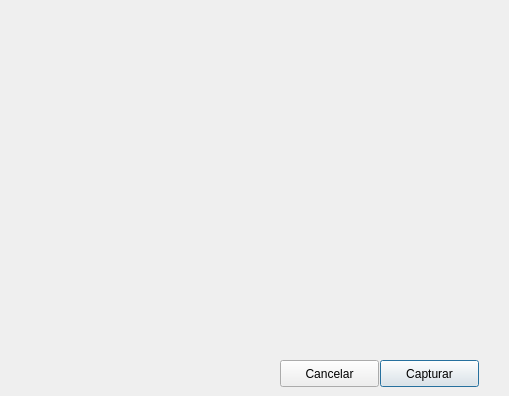
Above: Cliente/ventanacamera.ui from AleDelgado94/ChatOsO before the change. Below: the same form after it.
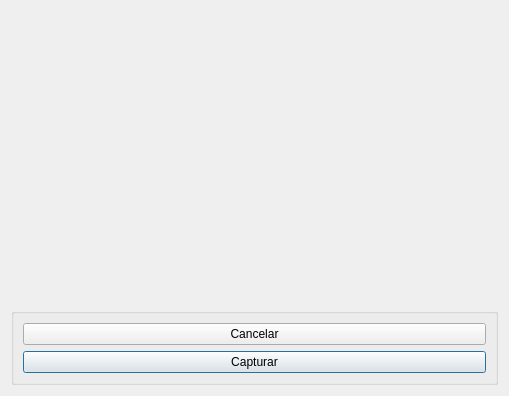
That is the form after the change.

```diff
--- a/Cliente/ventanacamera.ui
+++ b/Cliente/ventanacamera.ui
@@ -2,6 +2,9 @@
 <ui version="4.0">
  <class>VentanaCamera</class>
  <widget class="QDialog" name="VentanaCamera">
+  <property name="enabled">
+   <bool>true</bool>
+  </property>
   <property name="geometry">
    <rect>
     <x>0</x>
@@ -25,32 +28,48 @@
   <property name="windowTitle">
    <string>Dialog</string>
   </property>
-  <widget class="QWidget" name="verticalWidgetCamera" native="true">
-   <property name="geometry">
-    <rect>
-     <x>9</x>
-     <y>9</y>
-     <width>491</width>
-     <height>341</height>
-    </rect>
-   </property>
-   <property name="sizePolicy">
-    <sizepolicy hsizetype="Maximum" vsizetype="Maximum">
-     <horstretch>0</horstretch>
-     <verstretch>0</verstretch>
-    </sizepolicy>
-   </property>
-   <layout class="QVBoxLayout" name="verticalLayoutCamera"/>
-  </widget>
+  <property name="accessibleName">
+   <string/>
+  </property>
+  <property name="modal">
+   <bool>false</bool>
+  </property>
+  <layout class="QVBoxLayout" name="verticalLayout">
+   <item>
+    <layout class="QVBoxLayout" name="verticalLayout_2">
+     <item>
+      <spacer name="verticalSpacer">
+       <property name="orientation">
+        <enum>Qt::Vertical</enum>
+       </property>
+       <property name="sizeHint" stdset="0">
+        <size>
+         <width>20</width>
+         <height>40</height>
+        </size>
+       </property>
+      </spacer>
+     </item>
+    </layout>
+   </item>
+   <item>
+    <widget class="QGroupBox" name="verticalGroupBox">
+     <layout class="QVBoxLayout" name="verticalLayout_3">
+      <item>
+       <widget class="QPushButton" name="pushButtonCancelar">
+        <property name="focusPolicy">
+         <enum>Qt::ClickFocus</enum>
+        </property>
+        <property name="text">
+         <string>Cancelar</string>
+        </property>
+        <property name="autoDefault">
+         <bool>false</bool>
+        </property>
+       </widget>
+      </item>
+      <item>
   <widget class="QPushButton" name="pushButtonCapturar">
-   <property name="geometry">
-    <rect>
-     <x>380</x>
-     <y>360</y>
-     <width>99</width>
-     <height>27</height>
-    </rect>
-   </property>
    <property name="focusPolicy">
     <enum>Qt::ClickFocus</enum>
    </property>
@@ -64,25 +83,11 @@
     <bool>true</bool>
    </property>
   </widget>
-  <widget class="QPushButton" name="pushButtonCancelar">
-   <property name="geometry">
-    <rect>
-     <x>280</x>
-     <y>360</y>
-     <width>99</width>
-     <height>27</height>
-    </rect>
-   </property>
-   <property name="focusPolicy">
-    <enum>Qt::ClickFocus</enum>
-   </property>
-   <property name="text">
-    <string>Cancelar</string>
-   </property>
-   <property name="autoDefault">
-    <bool>false</bool>
-   </property>
-  </widget>
+      </item>
+     </layout>
+    </widget>
+   </item>
+  </layout>
  </widget>
  <resources/>
  <connections/>
```
Left out of the diff: 2 changed lines with no effect on the pictures. Lines whose indentation alone changed are shown as unchanged.
